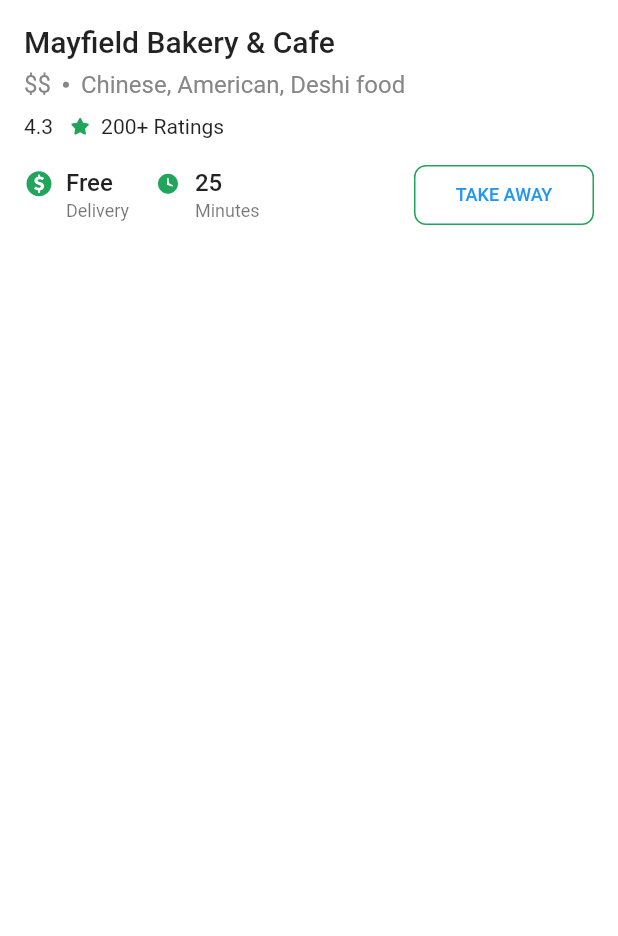
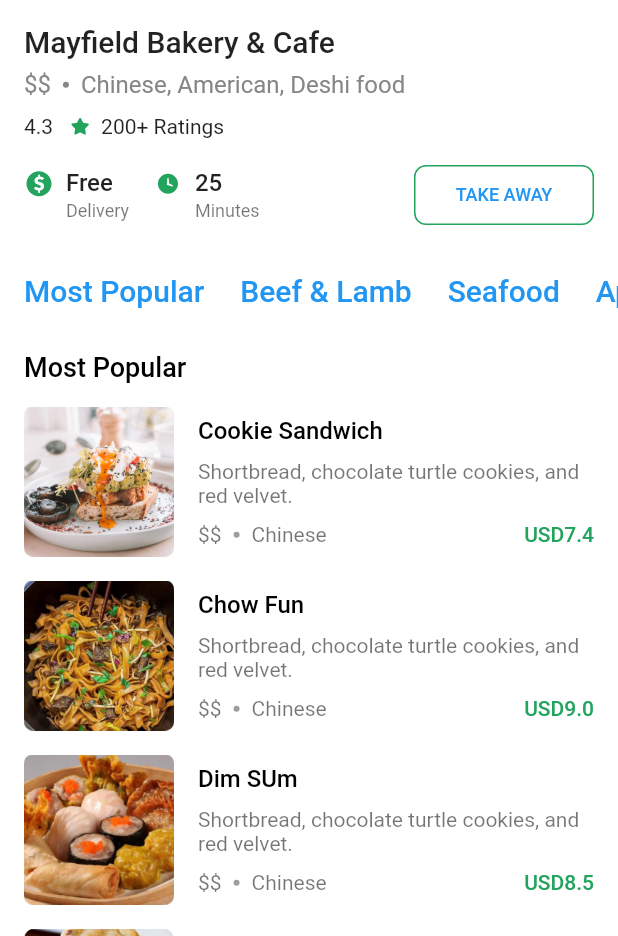
Before and after one commit to NomadHuns/Restaurant_App, a Flutter app: the screen it shows after launch, on a phone screen of 412 x 824 dp, the part 300-1236 px from its top. Run offline on Flutter 3.47's test engine with Material 2 defaults, Android fonts, the phone set to English and light mode, and no system bars; our stand-ins replace flutter_svg.

Commit message:
화면 구현 완료

```diff
--- /dev/null
+++ b/lib/components/menu_card.dart
@@ -0,0 +1,106 @@
+import 'package:flutter/material.dart';
+
+class MenuCategoryItem extends StatelessWidget {
+  const MenuCategoryItem({
+    Key? key,
+    required this.title,
+    required this.items,
+  }) : super(key: key);
+
+  final String title;
+  final List items;
+
+  @override
+  Widget build(BuildContext context) {
+    return Column(
+      crossAxisAlignment: CrossAxisAlignment.start,
+      children: [
+        Padding(
+          padding: const EdgeInsets.symmetric(vertical: 16),
+          child: Text(
+            title,
+            style: const TextStyle(
+              fontSize: 18,
+              color: Colors.black,
+              fontWeight: FontWeight.w500,
+            ),
+          ),
+        ),
+        ...items,
+      ],
+    );
+  }
+}
+
+class MenuCard extends StatelessWidget {
+  const MenuCard({
+    Key? key,
+    required this.image,
+    required this.title,
+    required this.price,
+  }) : super(key: key);
+
+  final String image, title;
+  final double price;
+
+  @override
+  Widget build(BuildContext context) {
+    return Row(
+      children: [
+        SizedBox(
+          width: 100,
+          height: 100,
+          child: Image.asset(image),
+        ),
+        const SizedBox(width: 16),
+        Expanded(
+          child: DefaultTextStyle(
+            style: const TextStyle(color: Colors.black54),
+            child: Column(
+              crossAxisAlignment: CrossAxisAlignment.start,
+              children: [
+                Text(
+                  title,
+                  style: const TextStyle(
+                    fontWeight: FontWeight.w500,
+                    fontSize: 16,
+                    color: Colors.black,
+                  ),
+                ),
+                const Padding(
+                  padding: EdgeInsets.symmetric(vertical: 10),
+                  child: Text(
+                    "Shortbread, chocolate turtle cookies, and red velvet.",
+                    maxLines: 2,
+                    overflow: TextOverflow.ellipsis,
+                  ),
+                ),
+                Row(
+                  children: [
+                    const Text("\$\$"),
+                    const Padding(
+                      padding: EdgeInsets.symmetric(horizontal: 8),
+                      child: CircleAvatar(
+                        radius: 2,
+                        backgroundColor: Colors.black38,
+                      ),
+                    ),
+                    const Text("Chinese"),
+                    const Spacer(),
+                    Text(
+                      "USD$price",
+                      style: const TextStyle(
+                        fontWeight: FontWeight.w500,
+                        color: Color(0xFF22A45D),
+                      ),
+                    )
+                  ],
+                )
+              ],
+            ),
+          ),
+        )
+      ],
+    );
+  }
+}
--- /dev/null
+++ b/lib/components/restaruant_categories.dart
@@ -0,0 +1,77 @@
+import 'package:flutter/material.dart';
+
+import '../models/menu.dart';
+
+class Categories extends StatefulWidget {
+  const Categories({
+    Key? key,
+    required this.onChanged,
+    required this.selectedIndex,
+  }) : super(key: key);
+
+  final ValueChanged<int> onChanged;
+  final int selectedIndex;
+
+  @override
+  State<Categories> createState() => _CategoriesState();
+}
+
+class _CategoriesState extends State<Categories> {
+  // int selectedIndex = 0;
+  late ScrollController _controller;
+  @override
+  void initState() {
+    _controller = ScrollController();
+    super.initState();
+  }
+
+  @override
+  void dispose() {
+    _controller.dispose();
+    super.dispose();
+  }
+
+  @override
+  void didUpdateWidget(covariant Categories oldWidget) {
+    _controller.animateTo(
+      80.0 * widget.selectedIndex,
+      curve: Curves.ease,
+      duration: const Duration(milliseconds: 200),
+    );
+    super.didUpdateWidget(oldWidget);
+  }
+
+  @override
+  Widget build(BuildContext context) {
+    return SingleChildScrollView(
+      controller: _controller,
+      scrollDirection: Axis.horizontal,
+      child: Row(
+        children: List.generate(
+          demoCategoryMenus.length,
+          (index) => Padding(
+            padding: const EdgeInsets.only(left: 8),
+            child: TextButton(
+              onPressed: () {
+                widget.onChanged(index);
+                // _controller.animateTo(
+                //   80.0 * index,
+                //   curve: Curves.ease,
+                //   duration: const Duration(milliseconds: 200),
+                // );
+              },
+              style: TextButton.styleFrom(
+                  disabledForegroundColor: widget.selectedIndex == index
+                      ? Colors.black
+                      : Colors.black45),
+              child: Text(
+                demoCategoryMenus[index].category,
+                style: const TextStyle(fontSize: 20),
+              ),
+            ),
+          ),
+        ),
+      ),
+    );
+  }
+}
--- a/lib/components/restaurant_appbar.dart
+++ b/lib/components/restaurant_appbar.dart
@@ -8,6 +8,8 @@ class RestaurantAppbar extends StatelessWidget {
   Widget build(BuildContext context) {
     return SliverAppBar(
       expandedHeight: 200,
+      pinned: true,
+      backgroundColor: Colors.white,
       flexibleSpace: FlexibleSpaceBar(
         background: Image.asset(
           "assets/images/Header-image.png",
--- a/lib/restaurant_page.dart
+++ b/lib/restaurant_page.dart
@@ -1,6 +1,9 @@
 import 'package:flutter/material.dart';
+import 'package:restaurant/components/menu_card.dart';
+import 'package:restaurant/components/restaruant_categories.dart';
 import 'package:restaurant/components/restaurant_appbar.dart';
 import 'package:restaurant/components/restaurant_info.dart';
+import 'package:restaurant/models/menu.dart';
 
 class RestaurantPage extends StatefulWidget {
   const RestaurantPage({Key? key}) : super(key: key);
@@ -19,6 +22,37 @@ class _RestaurantPageState extends State<RestaurantPage> {
           SliverToBoxAdapter(
             child: RestaurantInfo(),
           ),
+          SliverToBoxAdapter(
+            child: Categories(
+              onChanged: (value) {},
+              selectedIndex: 0,
+            ),
+          ),
+          SliverPadding(
+            padding: const EdgeInsets.symmetric(horizontal: 16.0),
+            sliver: SliverList(
+              delegate: SliverChildBuilderDelegate(
+                (context, categoryIndex) {
+                  List<Menu> items = demoCategoryMenus[categoryIndex].items;
+                  return MenuCategoryItem(
+                    title: demoCategoryMenus[categoryIndex].category,
+                    items: List.generate(
+                      items.length,
+                      (index) => Padding(
+                        padding: const EdgeInsets.only(bottom: 16),
+                        child: MenuCard(
+                          image: items[index].image,
+                          title: items[index].title,
+                          price: items[index].price,
+                        ),
+                      ),
+                    ),
+                  );
+                },
+                childCount: demoCategoryMenus.length,
+              ),
+            ),
+          ),
         ],
       ),
     );
```
